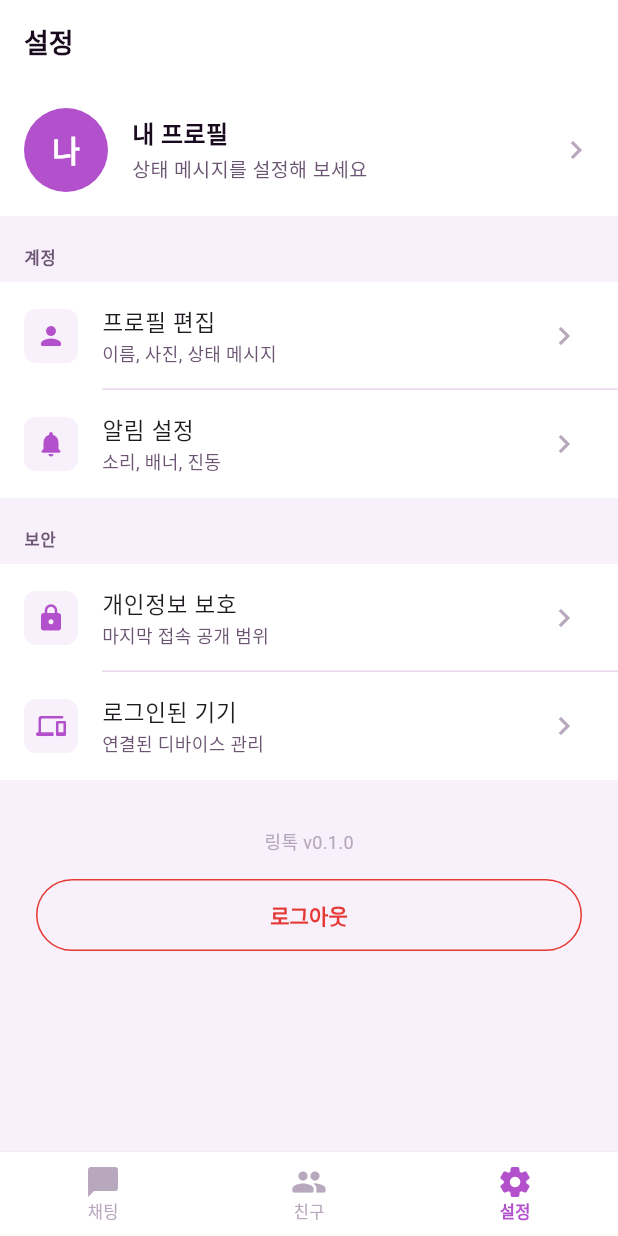
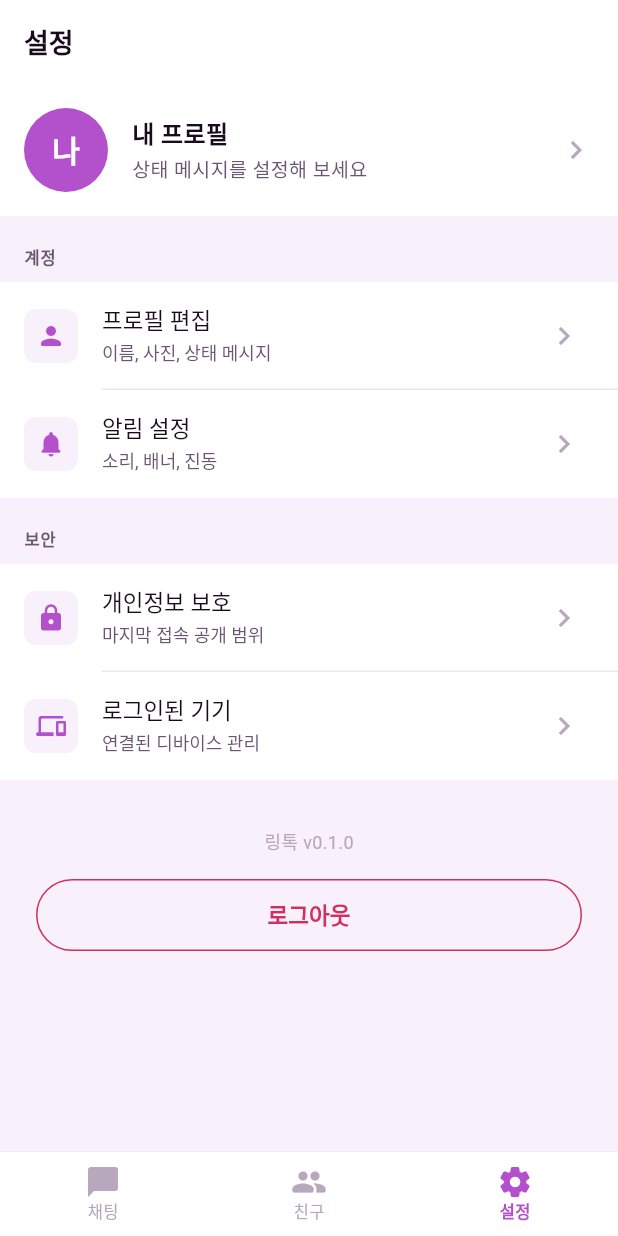
Before and after one commit to zyansuh/ringtalk, a Flutter app: the SettingsScreen screen opened by its route, on a phone screen of 412 x 824 dp. Run offline on Flutter 3.47's test engine with Material 3 defaults, Android fonts, the phone set to English and light mode, and no system bars; our stand-ins replace dio, flutter_riverpod, flutter_secure_storage, go_router; accounts and stored records are empty.

Commit message:
design: 컬러 팔레트 전면 재설계 - 퍼플 계열 세계관 통일
기존: 빨강/주황/초록/파랑 원색 혼재 → 중구난방
변경: 모든 색상을 HSL 289°(보라) 계열로 보정

[Primary]
  primaryHover:   #BD66D2 (구 primaryLight, 네이밍 개선)
  primarySurface: #F3E0FA (신규 — 배지/선택 영역 배경)

[Background]
  bgDefault: #F6E9F9 (구 bgLight, 기본 스캐폴드)
  bgDeep:    #ECD3F2 (구 bgMain, 섹션 구분/그라데이션 끝)

[Surface]
  surfaceOverlay: #EDE5F2 (신규 — 오버레이/hover 상태)

[Border]
  borderSubtle: #EDE5F2 (구 #E8D5EE, 보라 계열로 정렬)

[Semantic — 핵심 변경]
  error:   #D03060 (구 #E53935 순수 빨강 → 크림슨 로즈, 보라 색조 혼합)
  warning: #C07D10 (구 #FB8C00 순수 주황 → 앰버 브라운, 채도 낮춤)
  success: #2D9B68 (구 #43A047 순수 초록 → 틸 그린, 보라와 조화)
  info:    #7C4DBA (구 #1E88E5 파랑 → 퍼플 바이올렛, 브랜드 계열 편입)

[Presence]
  offline: #9E8AAB (구 #9E9E9E 무채색 → 퍼플-그레이)

[AppTheme 추가]
  outlinedButtonTheme, chipTheme, listTileTheme 스타일 정의

```diff
--- a/apps/app/lib/core/theme/app_colors.dart
+++ b/apps/app/lib/core/theme/app_colors.dart
@@ -1,47 +1,60 @@
 import 'package:flutter/material.dart';
 
-/// 링톡 퍼플 테마 색상 토큰
+// 링톡 컬러 시스템
+// 기준 색상: Primary #B350CC (HSL 289°, 61%, 56%)
+// 모든 색상이 동일 색조(Hue) 계열에서 파생 — 보라/연보라 세계관 통일
 abstract class AppColors {
-  // Primary
-  static const primary = Color(0xFFB350CC);
-  static const primaryLight = Color(0xFFBD66D2);
-  static const primaryDark = Color(0xFF9A3DB0);
+  // ─── Primary ────────────────────────────────────────────────────────────────
+  // #B350CC 기준 — CTA, 활성 탭, 버튼
+  static const primary      = Color(0xFFB350CC); // HSL 289 61% 56%
+  static const primaryHover = Color(0xFFBD66D2); // HSL 289 51% 61% — hover/ripple
+  static const primaryDark  = Color(0xFF9A3DB0); // HSL 289 48% 46% — pressed
+  static const primarySurface = Color(0xFFF3E0FA); // HSL 289 70% 93% — 배지 배경, 선택 영역
 
-  // Background
-  static const bgMain = Color(0xFFECD3F2);
-  static const bgLight = Color(0xFFF6E9F9);
-  static const bgWhite = Color(0xFFFFFFFF);
+  // ─── Background ─────────────────────────────────────────────────────────────
+  // #F6E9F9(bgDefault) → #ECD3F2(bgDeep) 그라데이션 기반
+  static const bgDefault = Color(0xFFF6E9F9); // HSL 289 60% 95% — 기본 스캐폴드 배경
+  static const bgDeep    = Color(0xFFECD3F2); // HSL 289 50% 89% — 섹션 구분 / 그라데이션 끝
+  static const bgWhite   = Color(0xFFFFFFFF); // 카드, 모달, 입력 배경
 
-  // Text
-  static const textPrimary = Color(0xFF1A0A1E);
-  static const textSecondary = Color(0xFF6B5572);
-  static const textDisabled = Color(0xFFB8A8BE);
-  static const textOnPrimary = Color(0xFFFFFFFF);
+  // ─── Surface / Container ────────────────────────────────────────────────────
+  static const surfaceDefault = Color(0xFFFFFFFF); // 카드 / 리스트 아이템
+  static const surfaceSubtle  = Color(0xFFF8F0FA); // HSL 289 40% 97% — 입력 필드, 태그 배경
+  static const surfaceOverlay = Color(0xFFEDE5F2); // HSL 289 30% 93% — 오버레이, hover 상태
 
-  // Surface
-  static const surfaceDefault = Color(0xFFFFFFFF);
-  static const surfaceSubtle = Color(0xFFF8F0FA);
+  // ─── Text ───────────────────────────────────────────────────────────────────
+  // 중성(흰/검)이 아닌 보라-차콜 계열로 전체 텍스트 통일
+  static const textPrimary   = Color(0xFF1A0A1E); // HSL 289 47%  8% — 헤더, 중요 텍스트
+  static const textSecondary = Color(0xFF6B5572); // HSL 289 15% 37% — 본문, 라벨
+  static const textDisabled  = Color(0xFFB8A8BE); // HSL 289 13% 70% — 플레이스홀더, 비활성
+  static const textOnPrimary = Color(0xFFFFFFFF); // Primary 위 텍스트
 
-  // Border
-  static const borderDefault = Color(0xFFD4B8DC);
-  static const borderSubtle = Color(0xFFE8D5EE);
+  // ─── Border / Divider ───────────────────────────────────────────────────────
+  static const borderDefault = Color(0xFFD4B8DC); // HSL 289 25% 79% — 입력 테두리
+  static const borderSubtle  = Color(0xFFEDE5F2); // HSL 289 30% 93% — 구분선, 카드 테두리
 
-  // Bubble
-  static const bubbleMine = Color(0xFFB350CC);
-  static const bubbleMineText = Color(0xFFFFFFFF);
-  static const bubbleOther = Color(0xFFFFFFFF);
-  static const bubbleOtherText = Color(0xFF1A0A1E);
-  static const bubbleSystem = Color(0xFFEDE0F2);
+  // ─── Chat Bubble ────────────────────────────────────────────────────────────
+  static const bubbleMine       = Color(0xFFB350CC); // 내 말풍선 = Primary
+  static const bubbleMineText   = Color(0xFFFFFFFF);
+  static const bubbleOther      = Color(0xFFFFFFFF); // 상대 말풍선
+  static const bubbleOtherText  = Color(0xFF1A0A1E);
+  static const bubbleSystem     = Color(0xFFEDE0F2); // 시스템 메시지 배경
   static const bubbleSystemText = Color(0xFF6B5572);
 
-  // Status
-  static const error = Color(0xFFE53935);
-  static const warning = Color(0xFFFB8C00);
-  static const success = Color(0xFF43A047);
-  static const info = Color(0xFF1E88E5);
+  // ─── Semantic (기능 색상) ────────────────────────────────────────────────────
+  // 의미 전달을 유지하되 순수 원색 대신 보라 계열로 보정한 색상 사용
+  //  Error   → 크림슨 로즈   (빨강 계열이나 보라 색조 혼합, 덜 자극적)
+  //  Warning → 앰버 브라운   (주황 계열이나 따뜻하고 채도 낮춤)
+  //  Success → 틸 그린       (초록 계열이나 차갑게 기울여 보라와 잘 어울림)
+  //  Info    → 퍼플 바이올렛  (브랜드 계열에서 직접 파생, 완전 통일)
+  static const error   = Color(0xFFD03060); // crimson rose — 오류, 위험
+  static const warning = Color(0xFFC07D10); // amber brown  — 경고, 주의
+  static const success = Color(0xFF2D9B68); // teal green   — 성공, 완료
+  static const info    = Color(0xFF7C4DBA); // purple violet — 정보, 안내 (브랜드 계열)
 
-  // Presence
-  static const online = Color(0xFF43A047);
-  static const offline = Color(0xFF9E9E9E);
-  static const away = Color(0xFFFB8C00);
+  // ─── Presence / Status ──────────────────────────────────────────────────────
+  // Semantic 색상과 쌍을 이뤄 동일 색상 풀 사용
+  static const online  = Color(0xFF2D9B68); // = success (온라인)
+  static const offline = Color(0xFF9E8AAB); // HSL 289 13% 60% — 퍼플-그레이 (오프라인)
+  static const away    = Color(0xFFC07D10); // = warning (자리 비움)
 }
--- a/apps/app/lib/core/theme/app_theme.dart
+++ b/apps/app/lib/core/theme/app_theme.dart
@@ -8,12 +8,12 @@ abstract class AppTheme {
           seedColor: AppColors.primary,
           primary: AppColors.primary,
           onPrimary: AppColors.textOnPrimary,
-          secondary: AppColors.primaryLight,
+          secondary: AppColors.primaryHover,
           surface: AppColors.surfaceDefault,
           surfaceContainerHighest: AppColors.surfaceSubtle,
           error: AppColors.error,
         ),
-        scaffoldBackgroundColor: AppColors.bgLight,
+        scaffoldBackgroundColor: AppColors.bgDefault,
         appBarTheme: const AppBarTheme(
           backgroundColor: AppColors.bgWhite,
           foregroundColor: AppColors.textPrimary,
@@ -68,8 +68,23 @@ abstract class AppTheme {
             shadowColor: AppColors.primary.withValues(alpha: 0.35),
           ),
         ),
+        outlinedButtonTheme: OutlinedButtonThemeData(
+          style: OutlinedButton.styleFrom(
+            foregroundColor: AppColors.primary,
+            side: const BorderSide(color: AppColors.primary, width: 1.5),
+            shape: const StadiumBorder(),
+            textStyle: const TextStyle(fontSize: 15, fontWeight: FontWeight.w600),
+          ),
+        ),
         textButtonTheme: TextButtonThemeData(
           style: TextButton.styleFrom(foregroundColor: AppColors.primary),
+        ),
+        chipTheme: ChipThemeData(
+          backgroundColor: AppColors.primarySurface,
+          selectedColor: AppColors.primary,
+          labelStyle: const TextStyle(color: AppColors.textPrimary, fontSize: 13),
+          shape: RoundedRectangleBorder(borderRadius: BorderRadius.circular(8)),
+          side: const BorderSide(color: AppColors.borderDefault),
         ),
         dividerTheme: const DividerThemeData(
           color: AppColors.borderSubtle,
@@ -84,21 +99,21 @@ abstract class AppTheme {
             side: const BorderSide(color: AppColors.borderSubtle),
           ),
         ),
+        listTileTheme: const ListTileThemeData(
+          tileColor: AppColors.bgWhite,
+          iconColor: AppColors.textSecondary,
+          titleTextStyle: TextStyle(fontSize: 15, fontWeight: FontWeight.w500, color: AppColors.textPrimary),
+          subtitleTextStyle: TextStyle(fontSize: 12, color: AppColors.textSecondary),
+        ),
         textTheme: const TextTheme(
-          displayLarge: TextStyle(
-              fontSize: 28, fontWeight: FontWeight.w800, color: AppColors.textPrimary),
-          headlineMedium: TextStyle(
-              fontSize: 22, fontWeight: FontWeight.w700, color: AppColors.textPrimary),
-          titleLarge: TextStyle(
-              fontSize: 18, fontWeight: FontWeight.w600, color: AppColors.textPrimary),
-          bodyLarge: TextStyle(
-              fontSize: 16, fontWeight: FontWeight.w400, color: AppColors.textPrimary),
-          bodyMedium: TextStyle(
-              fontSize: 14, fontWeight: FontWeight.w400, color: AppColors.textPrimary),
-          bodySmall: TextStyle(
-              fontSize: 12, fontWeight: FontWeight.w400, color: AppColors.textSecondary),
-          labelLarge: TextStyle(
-              fontSize: 14, fontWeight: FontWeight.w600, color: AppColors.textPrimary),
+          displayLarge:  TextStyle(fontSize: 28, fontWeight: FontWeight.w800, color: AppColors.textPrimary),
+          headlineMedium: TextStyle(fontSize: 22, fontWeight: FontWeight.w700, color: AppColors.textPrimary),
+          titleLarge:    TextStyle(fontSize: 18, fontWeight: FontWeight.w600, color: AppColors.textPrimary),
+          bodyLarge:     TextStyle(fontSize: 16, fontWeight: FontWeight.w400, color: AppColors.textPrimary),
+          bodyMedium:    TextStyle(fontSize: 14, fontWeight: FontWeight.w400, color: AppColors.textPrimary),
+          bodySmall:     TextStyle(fontSize: 12, fontWeight: FontWeight.w400, color: AppColors.textSecondary),
+          labelLarge:    TextStyle(fontSize: 14, fontWeight: FontWeight.w600, color: AppColors.textPrimary),
+          labelSmall:    TextStyle(fontSize: 11, fontWeight: FontWeight.w500, color: AppColors.textSecondary),
         ),
       );
 }
--- a/apps/app/lib/features/auth/presentation/screens/otp_screen.dart
+++ b/apps/app/lib/features/auth/presentation/screens/otp_screen.dart
@@ -163,7 +163,7 @@ class _OtpScreenState extends State<OtpScreen> {
   @override
   Widget build(BuildContext context) {
     return Scaffold(
-      backgroundColor: AppColors.bgLight,
+      backgroundColor: AppColors.bgDefault,
       appBar: AppBar(backgroundColor: Colors.transparent, elevation: 0, leading: const BackButton()),
       body: SafeArea(
         child: Padding(
--- a/apps/app/lib/features/auth/presentation/screens/phone_screen.dart
+++ b/apps/app/lib/features/auth/presentation/screens/phone_screen.dart
@@ -84,7 +84,7 @@ class _PhoneScreenState extends State<PhoneScreen> {
   @override
   Widget build(BuildContext context) {
     return Scaffold(
-      backgroundColor: AppColors.bgLight,
+      backgroundColor: AppColors.bgDefault,
       appBar: AppBar(
         backgroundColor: Colors.transparent,
         elevation: 0,
--- a/apps/app/lib/features/auth/presentation/screens/profile_setup_screen.dart
+++ b/apps/app/lib/features/auth/presentation/screens/profile_setup_screen.dart
@@ -26,7 +26,7 @@ class _ProfileSetupScreenState extends State<ProfileSetupScreen> {
     final hasName = _nameCtrl.text.trim().isNotEmpty;
 
     return Scaffold(
-      backgroundColor: AppColors.bgLight,
+      backgroundColor: AppColors.bgDefault,
       body: SafeArea(
         child: Padding(
           padding: const EdgeInsets.symmetric(horizontal: 24),
--- a/apps/app/lib/features/auth/presentation/screens/welcome_screen.dart
+++ b/apps/app/lib/features/auth/presentation/screens/welcome_screen.dart
@@ -11,7 +11,7 @@ class WelcomeScreen extends StatelessWidget {
       body: Container(
         decoration: const BoxDecoration(
           gradient: LinearGradient(
-            colors: [AppColors.bgLight, AppColors.bgMain],
+            colors: [AppColors.bgDefault, AppColors.bgDeep],
             begin: Alignment.topCenter,
             end: Alignment.bottomCenter,
           ),
--- a/apps/app/lib/features/chat/presentation/screens/chat_list_screen.dart
+++ b/apps/app/lib/features/chat/presentation/screens/chat_list_screen.dart
@@ -46,7 +46,7 @@ class _RoomTile extends StatelessWidget {
       contentPadding: const EdgeInsets.symmetric(horizontal: 16, vertical: 4),
       leading: CircleAvatar(
         radius: 26,
-        backgroundColor: AppColors.primaryLight,
+        backgroundColor: AppColors.primaryHover,
         child: Text(
           room.name[0],
           style: const TextStyle(color: Colors.white, fontWeight: FontWeight.w700, fontSize: 20),
```
Also changed, not shown: 1 other file.
